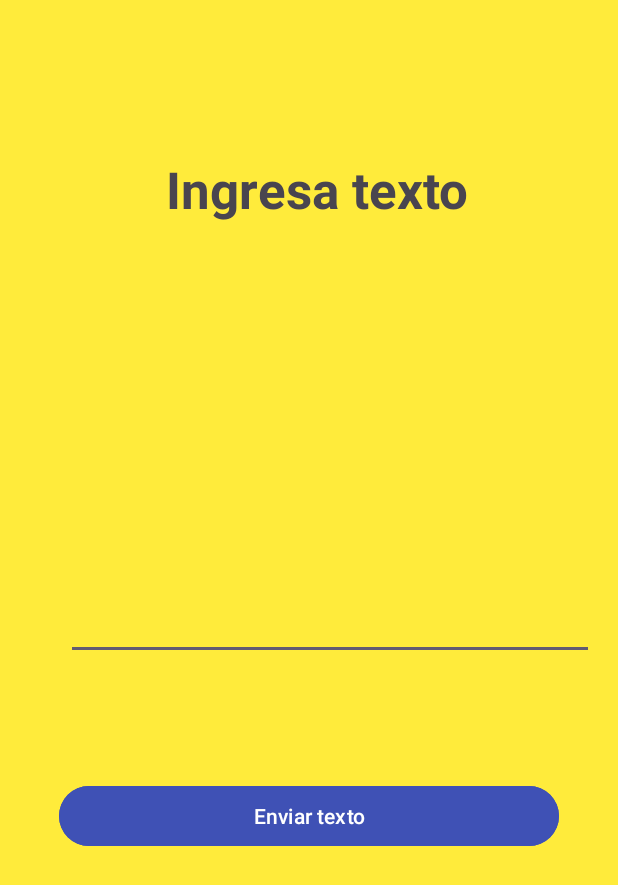
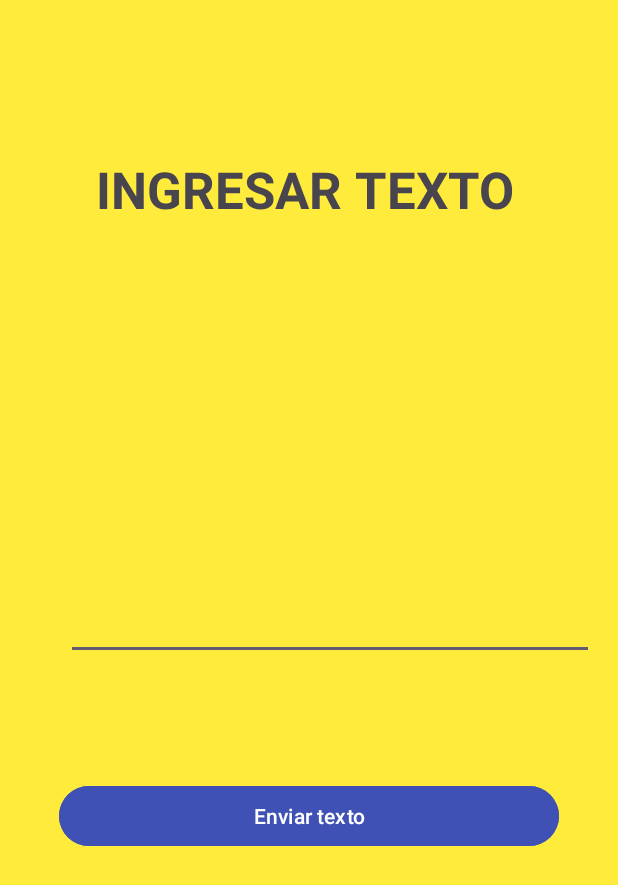
Before and after one commit to FranciscoGarzon/Pantallas, an Android app: the screen it shows after launch (MainActivity), on a phone screen of 412 x 824 dp. Shown: the top 885 px of the screen. Run offline under Robolectric (Android 15) with nearby library versions, the phone set to English and light mode, and no system bars.

Commit message:
Cambio de texto a mayusculas

```diff
--- a/app/src/main/res/layout/activity_main.xml
+++ b/app/src/main/res/layout/activity_main.xml
@@ -36,9 +36,9 @@
 
     <TextView
         android:id="@+id/textView"
-        android:layout_width="214dp"
-        android:layout_height="74dp"
-        android:text="Ingresa texto"
+        android:layout_width="297dp"
+        android:layout_height="75dp"
+        android:text="INGRESAR TEXTO"
         android:textSize="34sp"
         android:textStyle="bold"
         app:layout_constraintBottom_toBottomOf="parent"
```
